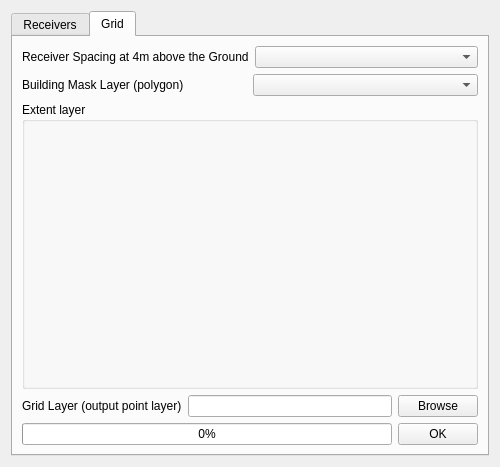
First picture: the form in tools/ui_CreateReceiverPoints.ui, repository pierluigiderosa/openoise, before the edit.
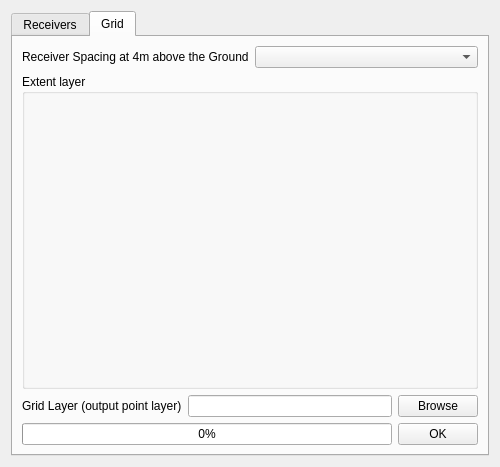
Second picture: the form after the edit. The open tabs and pages were chosen to show the change. Custom widgets are drawn as their Qt base class.

Commit message: removed build mask layer

Diff of the .ui file:
```diff
--- a/tools/ui_CreateReceiverPoints.ui
+++ b/tools/ui_CreateReceiverPoints.ui
@@ -296,20 +296,6 @@
          </item>
         </layout>
        </item>
-       <item>
-        <layout class="QHBoxLayout" name="horizontalLayout_5">
-         <item>
-          <widget class="QLabel" name="label_3">
-           <property name="text">
-            <string>Building Mask Layer (polygon)</string>
-           </property>
-          </widget>
-         </item>
-         <item>
-          <widget class="QgsMapLayerComboBox" name="BuildingMaskLayerCombo"/>
-         </item>
-        </layout>
-       </item>
        <item>
         <widget class="QgsExtentGroupBox" name="ExtentGrid">
          <property name="sizePolicy">
```
Left out of the diff: 2 changed lines with no effect on the pictures. The commit also changes 3 other files.
